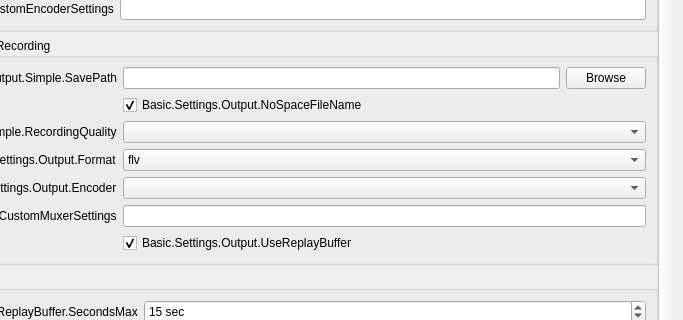
Before: the Qt Designer form UI/forms/OBSBasicSettings.ui in Sakyvo/OBS-PT, drawn with Qt 5; both pictures show x 298 to 981 and y 227 to 547 of the 981 by 726 pixel window.
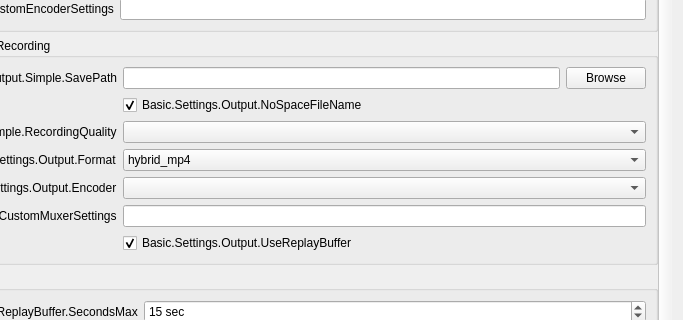
After: the same form once the commit is applied. The open tabs and pages were chosen to show the change. Icons and pictures are not drawn. Custom widgets are drawn as their Qt base class.

The edit to the form file:
```diff
--- a/UI/forms/OBSBasicSettings.ui
+++ b/UI/forms/OBSBasicSettings.ui
@@ -1744,16 +1744,6 @@
                     </item>
                     <item row="3" column="1">
                      <widget class="QComboBox" name="simpleOutRecFormat">
-                      <item>
-                       <property name="text">
-                        <string notr="true">flv</string>
-                       </property>
-                      </item>
-                      <item>
-                       <property name="text">
-                        <string notr="true">mp4</string>
-                       </property>
-                      </item>
                       <item>
                        <property name="text">
                         <string notr="true">hybrid_mp4</string>
```
Left out of the diff: 34 changed lines with no effect on the pictures.
